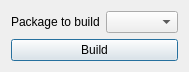
Qt form dialog.ui (hschletz/Installer-Jukebox) before a commit.
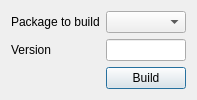
The same form after that commit.

Commit message: Added version number support.

What changed in the file:
```diff
--- a/dialog.ui
+++ b/dialog.ui
@@ -6,29 +6,38 @@
    <rect>
     <x>0</x>
     <y>0</y>
-    <width>189</width>
-    <height>58</height>
+    <width>183</width>
+    <height>82</height>
    </rect>
   </property>
   <property name="windowTitle">
    <string>Installer Jukebox</string>
   </property>
-  <layout class="QVBoxLayout" name="verticalLayout">
-   <item>
-    <layout class="QHBoxLayout" name="horizontalLayout">
-     <item>
-      <widget class="QLabel" name="label">
+  <layout class="QFormLayout" name="formLayout">
+   <item row="0" column="0">
+    <widget class="QLabel" name="label_name">
        <property name="text">
         <string>Package to build</string>
        </property>
       </widget>
      </item>
-     <item>
+   <item row="0" column="1">
       <widget class="QComboBox" name="packageName"/>
      </item>
-    </layout>
+   <item row="1" column="0">
+    <widget class="QLabel" name="label_version">
+     <property name="text">
+      <string>Version</string>
+     </property>
+     <property name="buddy">
+      <cstring>version</cstring>
+     </property>
+    </widget>
    </item>
-   <item>
+   <item row="1" column="1">
+    <widget class="QLineEdit" name="version"/>
+   </item>
+   <item row="2" column="1">
     <widget class="QPushButton" name="buildButton">
      <property name="text">
       <string>Build</string>
```
Lines whose indentation alone changed are shown as unchanged. The commit also changes 8 other files.
